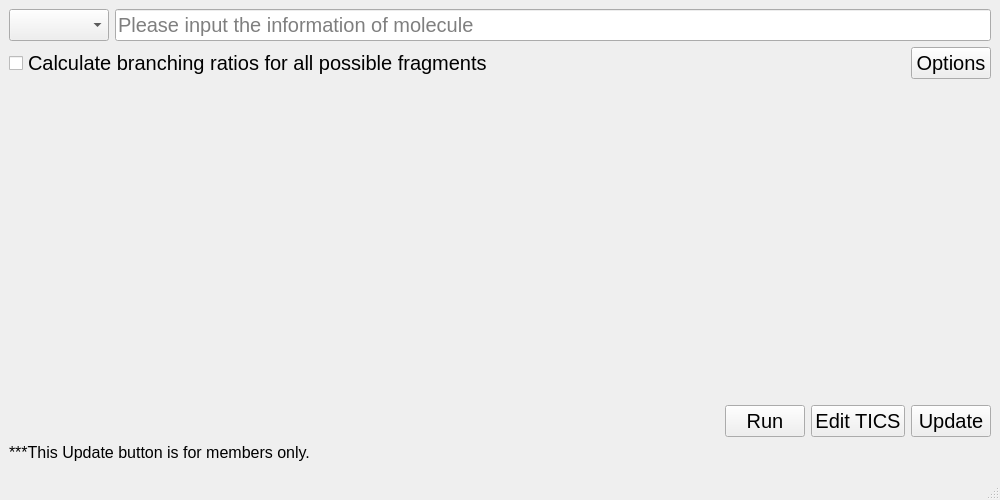
First picture: the form in SDIC Project/main_ui.ui, repository Yintai-Ding/SDIC-Project-YintaiDing, before the edit.
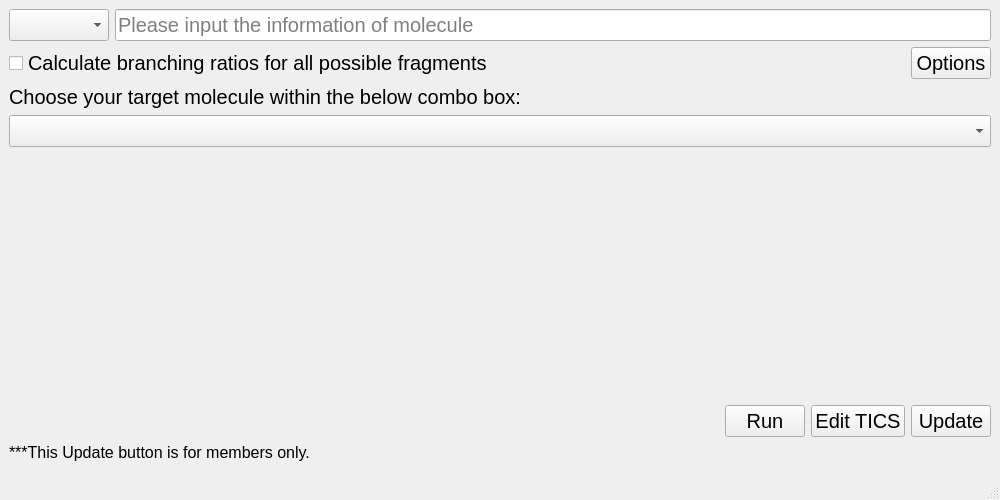
Second picture: the form after the edit.

Commit message: update the functions for isomers

```diff
--- a/SDIC Project/main_ui.ui
+++ b/SDIC Project/main_ui.ui
@@ -124,6 +124,20 @@
       </item>
      </layout>
     </item>
+    <item>
+     <widget class="QLabel" name="label_isomer">
+      <property name="text">
+       <string>Choose your target molecule within the below combo box: </string>
+      </property>
+     </widget>
+    </item>
+    <item>
+     <widget class="QComboBox" name="comboBox_isomer">
+      <property name="placeholderText">
+       <string>Name of Isomers</string>
+      </property>
+     </widget>
+    </item>
     <item>
      <spacer name="verticalSpacer">
       <property name="orientation">
```
The commit also changes 8 other files.
